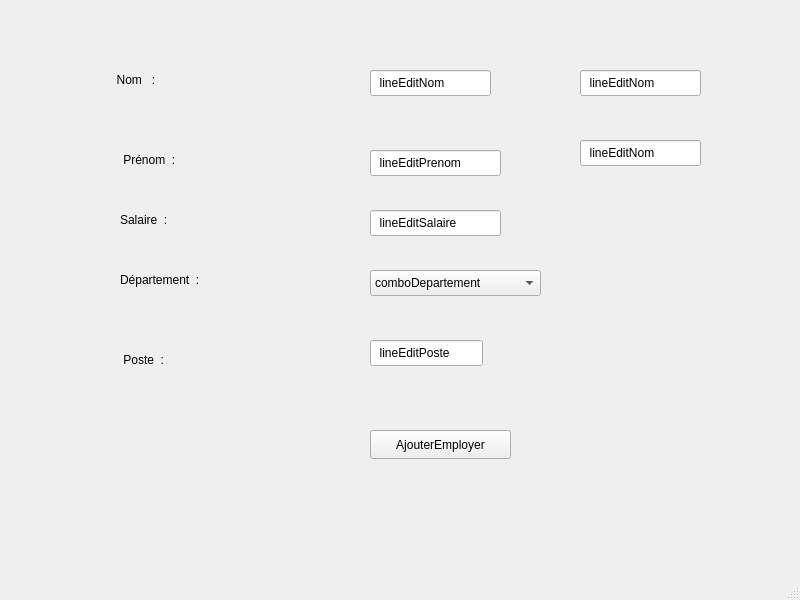
Old version of the form mainwindow.ui in the repository Helena-star-png/helena2.
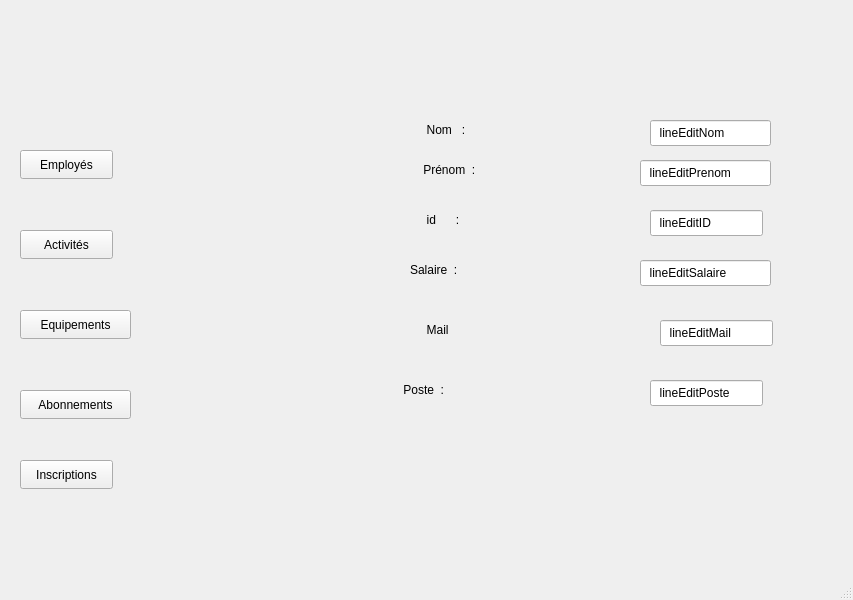
New version of the form.

Commit message: mise à jour du module employé

Patch:
```diff
--- a/mainwindow.ui
+++ b/mainwindow.ui
@@ -6,7 +6,7 @@
    <rect>
     <x>0</x>
     <y>0</y>
-    <width>800</width>
+    <width>853</width>
     <height>600</height>
    </rect>
   </property>
@@ -17,10 +17,10 @@
    <widget class="QStackedWidget" name="pageSupression">
     <property name="geometry">
      <rect>
-      <x>50</x>
-      <y>20</y>
-      <width>681</width>
-      <height>511</height>
+      <x>320</x>
+      <y>-10</y>
+      <width>541</width>
+      <height>421</height>
      </rect>
     </property>
     <property name="currentIndex">
@@ -140,8 +140,8 @@
      <widget class="QLineEdit" name="lineEdit_nom">
       <property name="geometry">
        <rect>
-        <x>320</x>
-        <y>50</y>
+        <x>330</x>
+        <y>130</y>
         <width>121</width>
         <height>26</height>
        </rect>
@@ -154,7 +154,7 @@
       <property name="geometry">
        <rect>
         <x>320</x>
-        <y>130</y>
+        <y>170</y>
         <width>131</width>
         <height>26</height>
        </rect>
@@ -167,7 +167,7 @@
       <property name="geometry">
        <rect>
         <x>320</x>
-        <y>190</y>
+        <y>270</y>
         <width>131</width>
         <height>26</height>
        </rect>
@@ -179,8 +179,8 @@
      <widget class="QLineEdit" name="lineEdit_poste">
       <property name="geometry">
        <rect>
-        <x>320</x>
-        <y>320</y>
+        <x>330</x>
+        <y>390</y>
         <width>113</width>
         <height>26</height>
        </rect>
@@ -189,26 +189,11 @@
        <string>  lineEditPoste</string>
       </property>
      </widget>
-     <widget class="QComboBox" name="comboBox">
-      <property name="geometry">
-       <rect>
-        <x>320</x>
-        <y>250</y>
-        <width>171</width>
-        <height>26</height>
-       </rect>
-      </property>
-      <item>
-       <property name="text">
-        <string>comboDepartement</string>
-       </property>
-      </item>
-     </widget>
      <widget class="QLabel" name="label_5">
       <property name="geometry">
        <rect>
-        <x>70</x>
-        <y>330</y>
+        <x>80</x>
+        <y>390</y>
         <width>63</width>
         <height>20</height>
        </rect>
@@ -220,21 +205,21 @@
      <widget class="QLabel" name="label_4">
       <property name="geometry">
        <rect>
-        <x>70</x>
-        <y>250</y>
+        <x>100</x>
+        <y>330</y>
         <width>121</width>
         <height>20</height>
        </rect>
       </property>
       <property name="text">
-       <string>Département  :</string>
+       <string>  Mail</string>
       </property>
      </widget>
      <widget class="QLabel" name="label">
       <property name="geometry">
        <rect>
-        <x>60</x>
-        <y>50</y>
+        <x>100</x>
+        <y>130</y>
         <width>63</width>
         <height>20</height>
        </rect>
@@ -246,8 +231,8 @@
      <widget class="QLabel" name="label_2">
       <property name="geometry">
        <rect>
-        <x>70</x>
-        <y>130</y>
+        <x>100</x>
+        <y>170</y>
         <width>71</width>
         <height>20</height>
        </rect>
@@ -259,8 +244,8 @@
      <widget class="QLabel" name="label_3">
       <property name="geometry">
        <rect>
-        <x>70</x>
-        <y>190</y>
+        <x>90</x>
+        <y>270</y>
         <width>63</width>
         <height>20</height>
        </rect>
@@ -269,47 +254,151 @@
        <string>Salaire  :</string>
       </property>
      </widget>
-     <widget class="QPushButton" name="AjouterEmployer">
+     <widget class="QLabel" name="label_9">
       <property name="geometry">
        <rect>
-        <x>320</x>
-        <y>410</y>
-        <width>141</width>
-        <height>29</height>
+        <x>100</x>
+        <y>220</y>
+        <width>63</width>
+        <height>20</height>
        </rect>
       </property>
       <property name="text">
-       <string>AjouterEmployer</string>
+       <string>  id      :</string>
       </property>
      </widget>
      <widget class="QLineEdit" name="lineEdit_id">
       <property name="geometry">
        <rect>
-        <x>530</x>
-        <y>50</y>
-        <width>121</width>
+        <x>330</x>
+        <y>220</y>
+        <width>113</width>
         <height>26</height>
        </rect>
       </property>
       <property name="text">
-       <string>  lineEditNom</string>
+       <string>  lineEditID</string>
       </property>
      </widget>
      <widget class="QLineEdit" name="lineEdit_mail">
       <property name="geometry">
        <rect>
-        <x>530</x>
-        <y>120</y>
-        <width>121</width>
+        <x>340</x>
+        <y>330</y>
+        <width>113</width>
         <height>26</height>
        </rect>
       </property>
       <property name="text">
-       <string>  lineEditNom</string>
+       <string>  lineEditMail</string>
       </property>
      </widget>
     </widget>
    </widget>
+   <widget class="QPushButton" name="pushButton">
+    <property name="geometry">
+     <rect>
+      <x>20</x>
+      <y>230</y>
+      <width>93</width>
+      <height>29</height>
+     </rect>
+    </property>
+    <property name="text">
+     <string>Activités</string>
+    </property>
+   </widget>
+   <widget class="QPushButton" name="pushButton_2">
+    <property name="geometry">
+     <rect>
+      <x>20</x>
+      <y>310</y>
+      <width>111</width>
+      <height>29</height>
+     </rect>
+    </property>
+    <property name="text">
+     <string>Equipements</string>
+    </property>
+   </widget>
+   <widget class="QPushButton" name="pushButton_3">
+    <property name="geometry">
+     <rect>
+      <x>20</x>
+      <y>390</y>
+      <width>111</width>
+      <height>29</height>
+     </rect>
+    </property>
+    <property name="text">
+     <string>Abonnements</string>
+    </property>
+   </widget>
+   <widget class="QPushButton" name="pushButton_4">
+    <property name="geometry">
+     <rect>
+      <x>20</x>
+      <y>460</y>
+      <width>93</width>
+      <height>29</height>
+     </rect>
+    </property>
+    <property name="text">
+     <string>Inscriptions</string>
+    </property>
+   </widget>
+   <widget class="QPushButton" name="pushButton_5">
+    <property name="geometry">
+     <rect>
+      <x>20</x>
+      <y>150</y>
+      <width>93</width>
+      <height>29</height>
+     </rect>
+    </property>
+    <property name="text">
+     <string>Employés</string>
+    </property>
+   </widget>
+   <widget class="QPushButton" name="AjouterEmployer">
+    <property name="geometry">
+     <rect>
+      <x>370</x>
+      <y>-60</y>
+      <width>141</width>
+      <height>29</height>
+     </rect>
+    </property>
+    <property name="text">
+     <string>AjouterEmployer</string>
+    </property>
+   </widget>
+   <widget class="QPushButton" name="Supprimer">
+    <property name="geometry">
+     <rect>
+      <x>580</x>
+      <y>-60</y>
+      <width>101</width>
+      <height>29</height>
+     </rect>
+    </property>
+    <property name="text">
+     <string>Supprimer</string>
+    </property>
+   </widget>
+   <widget class="QPushButton" name="Afficher_2">
+    <property name="geometry">
+     <rect>
+      <x>740</x>
+      <y>-60</y>
+      <width>93</width>
+      <height>29</height>
+     </rect>
+    </property>
+    <property name="text">
+     <string>Afficher</string>
+    </property>
+   </widget>
   </widget>
   <widget class="QMenuBar" name="menubar">
    <property name="geometry">
```
Left out of the diff: 4 changed lines with no effect on the pictures. The commit also changes 541 other files.
